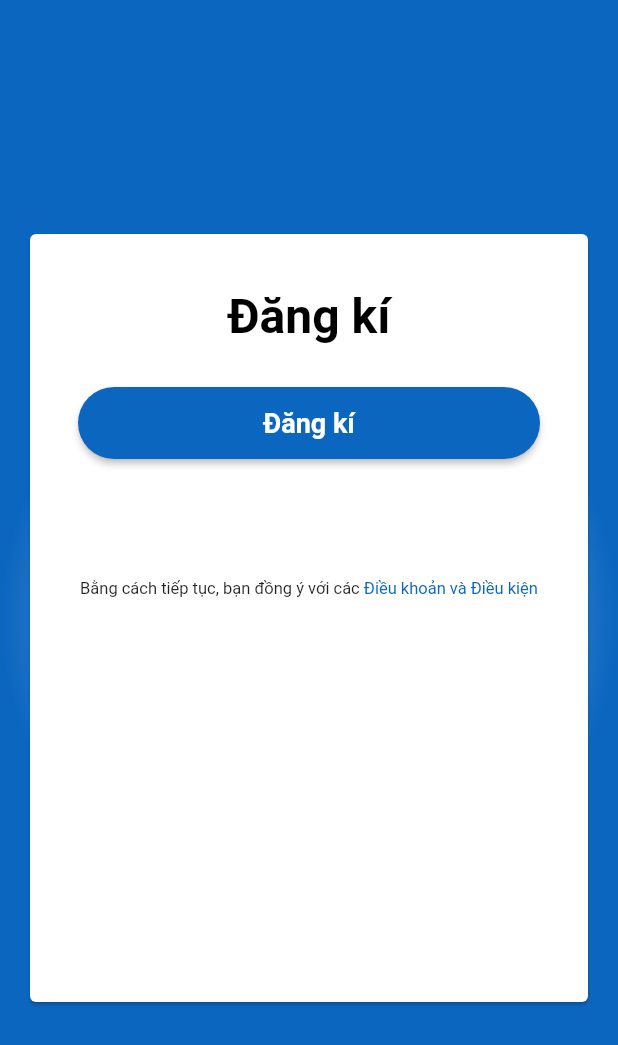
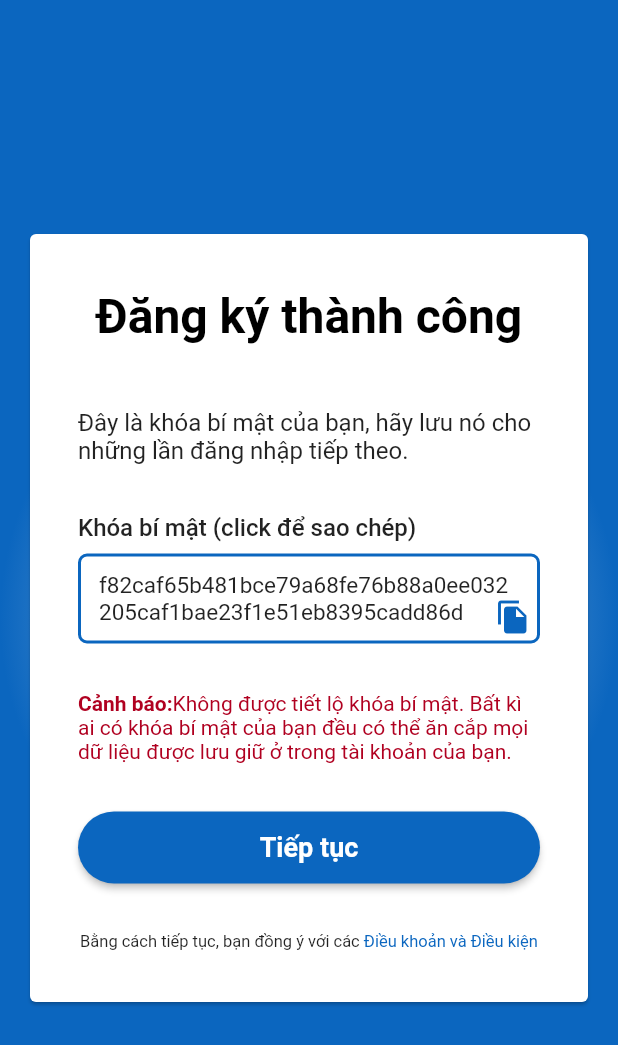
Before and after one commit to lvxduck/ECert_Flutter, a Flutter app: the SignUpWarning screen opened directly, on a phone screen of 412 x 824 dp. Shown: the top 1045 px of the screen. Run offline on Flutter 3.47's test engine with Material 2 defaults, Android fonts, the phone set to English and light mode, and no system bars; our stand-ins replace cached_network_image, get, google_fonts, shared_preferences; missing offline and left inert: filepicker_windows, qr_code_scanner, web3dart; accounts and stored records are empty.

```diff
--- /dev/null
+++ b/lib/core/widget/custom_tooltip.dart
@@ -0,0 +1,46 @@
+import 'package:flutter/material.dart';
+
+class TooltipTap extends StatefulWidget {
+  const TooltipTap({
+    Key? key,
+    required this.child,
+    required this.hoveMessage,
+    required this.clickMessage,
+    required this.onTap,
+  }) : super(key: key);
+  final Widget child;
+  final String hoveMessage;
+  final String clickMessage;
+  final VoidCallback onTap;
+
+  @override
+  _TooltipTapState createState() => _TooltipTapState();
+}
+
+class _TooltipTapState extends State<TooltipTap> {
+  late String message;
+
+  @override
+  void initState() {
+    message = widget.hoveMessage;
+    super.initState();
+  }
+
+  @override
+  Widget build(BuildContext context) {
+    final key = GlobalKey<State<Tooltip>>();
+    return Tooltip(
+      key: key,
+      message: message,
+      child: GestureDetector(
+        onTap: () {
+          widget.onTap();
+          setState(() {
+            message = widget.clickMessage;
+          });
+        },
+        child: widget.child,
+      ),
+    );
+  }
+}
--- a/lib/features/sign_up/controller/signup_controller.dart
+++ b/lib/features/sign_up/controller/signup_controller.dart
@@ -2,6 +2,7 @@ import 'package:ecert/core/helper/extension.dart';
 import 'package:ecert/core/helper/ipfs_utils.dart';
 import 'package:ecert/core/widget/dialog.dart';
 import 'package:ecert/features/login/view/login.dart';
+import 'package:ecert/features/sign_up_warning/view/sign_up_warning.dart';
 import 'package:filepicker_windows/filepicker_windows.dart';
 import 'package:flutter/material.dart';
 import 'package:get/get.dart';
@@ -15,6 +16,7 @@ class SignUpController extends GetxController {
       CustomDialog.showLoading();
       await Future.delayed(1.seconds);
       Get.back();
+      Get.to(SignUpWarning());
     }
   }
 
--- a/lib/features/sign_up_warning/controller/sign_up_warning_controller.dart
+++ b/lib/features/sign_up_warning/controller/sign_up_warning_controller.dart
@@ -1,5 +1,8 @@
+import 'package:ecert/features/home/view/home.dart';
 import 'package:get/get.dart';
 
 class SignUpWarningController extends GetxController {
-  void moveToHome() {}
+  void moveToHome() {
+    Get.to(Home());
+  }
 }
--- a/lib/features/sign_up_warning/view/sign_up_warning.dart
+++ b/lib/features/sign_up_warning/view/sign_up_warning.dart
@@ -1,7 +1,9 @@
 import 'package:ecert/core/widget/card_setup_wrapper.dart';
+import 'package:ecert/core/widget/custom_tooltip.dart';
 import 'package:ecert/features/sign_up_warning/controller/sign_up_warning_controller.dart';
 import 'package:ecert/theme/theme_data.dart';
 import 'package:flutter/material.dart';
+import 'package:flutter/services.dart';
 import 'package:get/get.dart';
 
 class SignUpWarning extends StatelessWidget {
@@ -16,21 +18,76 @@ class SignUpWarning extends StatelessWidget {
           children: [
             const SizedBox(height: 36),
             Text(
-              "Đăng kí",
+              "Đăng ký thành công",
               style: Get.theme.textTheme.headline3,
             ),
-            const SizedBox(height: 10),
-            const SizedBox(height: 18),
+            const SizedBox(height: 42),
+            const Text("Đây là khóa bí mật của bạn, hãy lưu nó cho những lần đăng nhập tiếp theo."),
+            const SizedBox(height: 32),
+            Align(
+              alignment: Alignment.centerLeft,
+              child: Text(
+                "Khóa bí mật (click để sao chép)",
+                style: Get.textTheme.subtitle1,
+              ),
+            ),
+            const SizedBox(height: 8),
+            TooltipTap(
+              hoveMessage: 'Click để sao chép',
+              clickMessage: "Đã sao chép",
+              onTap: () {
+                Clipboard.setData(
+                  const ClipboardData(text: "f82caf65b481bce79a68fe76b88a0ee032205caf1bae23f1e51eb8395cadd86d"),
+                );
+              },
+              child: Stack(
+                children: [
+                  Container(
+                    padding: const EdgeInsets.symmetric(horizontal: 12, vertical: 10),
+                    decoration: BoxDecoration(
+                      borderRadius: BorderRadius.circular(6),
+                      border: Border.all(color: CustomTheme.lightColorScheme.primary, width: 2),
+                    ),
+                    child: const Text(
+                      "f82caf65b481bce79a68fe76b88a0ee032205caf1bae23f1e51eb8395cadd86d",
+                      style: TextStyle(fontSize: 15),
+                    ),
+                  ),
+                  Positioned(
+                    bottom: 6,
+                    right: 6,
+                    child: Icon(
+                      Icons.file_copy,
+                      color: CustomTheme.lightColorScheme.primary,
+                    ),
+                  ),
+                ],
+              ),
+            ),
+            const SizedBox(height: 32),
+            RichText(
+              text: TextSpan(
+                text: "Cảnh báo:",
+                style: TextStyle(fontSize: 14, color: CustomTheme.lightColorScheme.error, fontWeight: FontWeight.bold),
+                children: const [
+                  TextSpan(
+                    text: "Không được tiết lộ khóa bí mật. Bất kì ai có khóa bí mật của bạn "
+                        "đều có thể ăn cắp mọi dữ liệu được lưu giữ ở trong tài khoản của bạn.",
+                    style: TextStyle(fontWeight: FontWeight.normal),
+                  ),
+                ],
+              ),
+            ),
+            const SizedBox(height: 32),
             SizedBox(
               height: 48,
               width: double.infinity,
               child: ElevatedButton(
                 onPressed: _controller.moveToHome,
-                child: const Text("Đăng kí"),
+                child: const Text("Tiếp tục"),
               ),
             ),
-            const SizedBox(height: 16),
-            const SizedBox(height: 64),
+            const SizedBox(height: 32),
             Row(
               mainAxisAlignment: MainAxisAlignment.center,
               children: [
--- a/lib/features/splash/view/splash.dart
+++ b/lib/features/splash/view/splash.dart
@@ -1,5 +1,3 @@
-import 'package:ecert/features/login/view/login.dart';
-import 'package:ecert/features/setup/view/setup.dart';
 import 'package:flutter/material.dart';
 import 'package:get/get.dart';
 
@@ -9,7 +7,7 @@ class Splash extends StatelessWidget {
   @override
   Widget build(BuildContext context) {
     Future.delayed(const Duration(milliseconds: 1800), () {
-      Get.offAll(() => Setup());
+      // Get.offAll(() => Setup());
     });
     return Scaffold(
       body: Column(
--- a/lib/theme/theme_data.dart
+++ b/lib/theme/theme_data.dart
@@ -61,7 +61,7 @@ class CustomTheme {
     background: Color(0xFFFFFFFF),
     surface: Color(0xffF4F7FB),
     onBackground: Color(0xff334D6E),
-    error: Color(0xFFB00020),
+    error: Color(0xFFB00020), //E12B2B
     onError: Colors.white,
     onPrimary: Colors.white,
     onSecondary: Colors.white,
@@ -85,6 +85,6 @@ class CustomTheme {
     subtitle1: GoogleFonts.roboto(fontWeight: _medium, fontSize: 16.0),
     bodyText2: GoogleFonts.roboto(fontWeight: _regular, fontSize: 16.0),
     subtitle2: GoogleFonts.roboto(fontWeight: _medium, fontSize: 14.0),
-    button: GoogleFonts.roboto(fontWeight: _semiBold, fontSize: 18.0, color: Colors.red),
+    button: GoogleFonts.roboto(fontWeight: _semiBold, fontSize: 18.0),
   );
 }
```
Also changed, not shown: lib/features/home/view/home.dart (added, +17 -0 lines), lib/features/issuer/views/issuer.dart (deleted, +0 -17 lines), lib/features/login/controller/login_controller.dart (+2 -14 lines), lib/features/setup/controller/setup_controller.dart (deleted, +0 -15 lines), lib/features/setup/view/setup.dart (deleted, +0 -64 lines), lib/features/verifier/views/verifier.dart (deleted, +0 -17 lines), lib/features/viewer/views/viewer.dart (deleted, +0 -17 lines).
